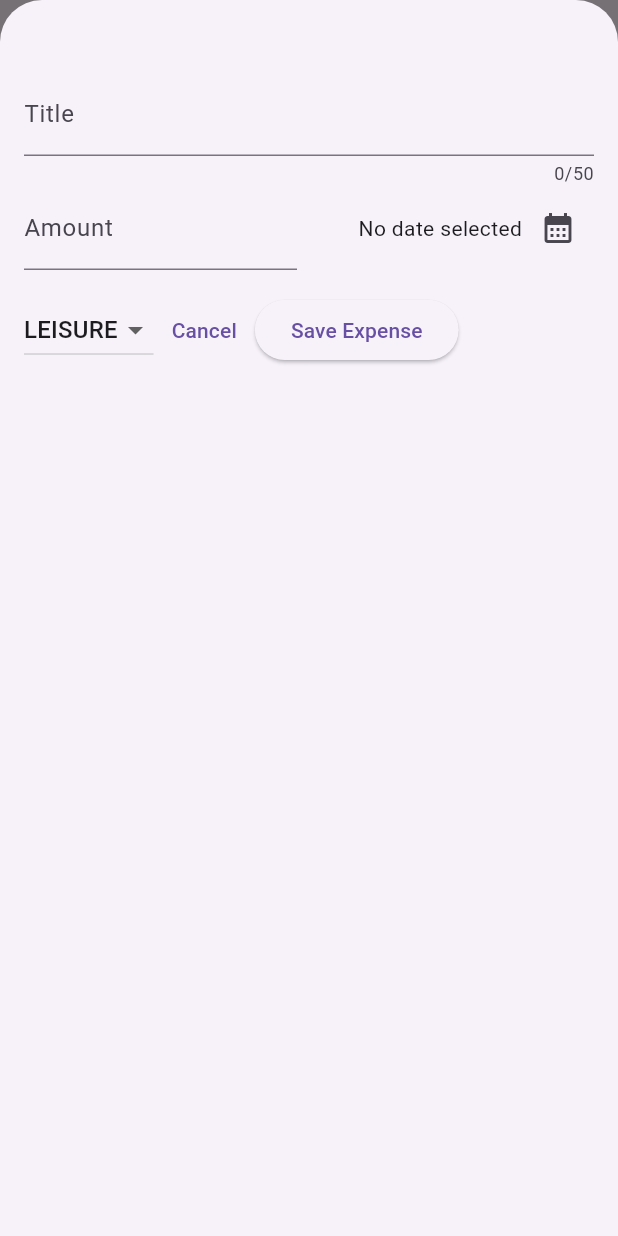
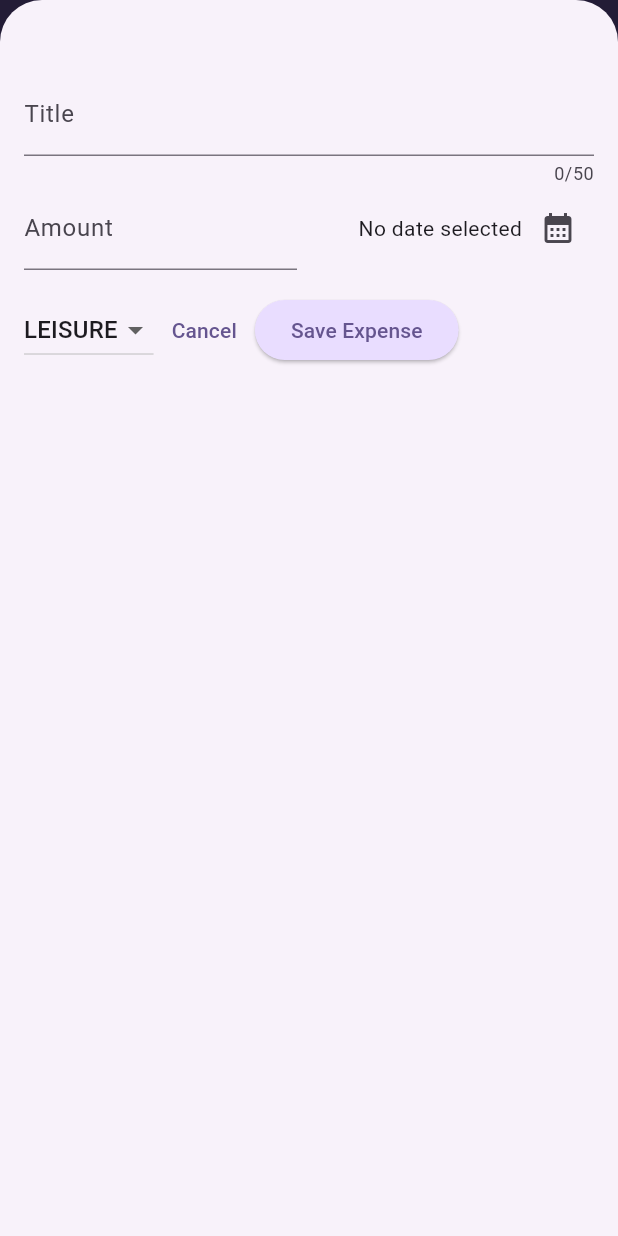
Before and after one commit to DiegoPatterson/flutter_project, a Flutter app: the screen it shows after launch, after a tap on the "add" icon, on a phone screen of 412 x 824 dp. Run offline on Flutter 3.47's test engine with Material 3 defaults, Android fonts, the phone set to English and light mode, and no system bars; our stand-ins replace google_fonts.

Commit message:
push to git Expenses dark mode

```diff
--- a/expenses_app/lib/main.dart
+++ b/expenses_app/lib/main.dart
@@ -1,10 +1,54 @@
 import 'package:expenses_app/widgets/expenses.dart';
 import 'package:flutter/material.dart';
+
+var kColorScheme = ColorScheme.fromSeed(
+  seedColor: const Color.fromARGB(255, 96, 59, 181),
+);
+
+var kDarkColorScheme = ColorScheme.fromSeed(
+  brightness: Brightness.dark,
+  seedColor: const Color.fromARGB(255, 5, 99, 125),
+);
 
 void main() {
   runApp(
     MaterialApp(
-      theme: ThemeData(useMaterial3: true),
+      darkTheme: ThemeData.dark().copyWith(
+        colorScheme: kDarkColorScheme,
+        cardTheme: const CardTheme().copyWith(
+          color: kDarkColorScheme.secondaryContainer,
+          margin: const EdgeInsets.symmetric(horizontal: 16, vertical: 8),
+        ),
+        elevatedButtonTheme: ElevatedButtonThemeData(
+          style: ElevatedButton.styleFrom(
+            backgroundColor: kDarkColorScheme.primaryContainer,
+            foregroundColor: kDarkColorScheme.onPrimaryContainer,
+          ),
+        ),
+      ),
+      theme: ThemeData().copyWith(
+        colorScheme: kColorScheme,
+        appBarTheme: const AppBarTheme().copyWith(
+          backgroundColor: kColorScheme.onPrimaryContainer,
+          foregroundColor: kColorScheme.primaryContainer,
+        ),
+        cardTheme: const CardTheme().copyWith(
+          color: kColorScheme.secondaryContainer,
+          margin: const EdgeInsets.symmetric(horizontal: 16, vertical: 8),
+        ),
+        elevatedButtonTheme: ElevatedButtonThemeData(
+          style: ElevatedButton.styleFrom(
+            backgroundColor: kColorScheme.primaryContainer,
+          ),
+        ),
+        textTheme: ThemeData().textTheme.copyWith(
+          titleLarge: TextStyle(
+            fontWeight: FontWeight.bold,
+            color: kColorScheme.onSecondaryContainer,
+            fontSize: 16),
+        ),
+      ),
+      themeMode: ThemeMode.system,
       home: const Expenses(),
     ),
   );
--- a/expenses_app/lib/widgets/expenses.dart
+++ b/expenses_app/lib/widgets/expenses.dart
@@ -33,7 +33,7 @@
     showModalBottomSheet(
       isScrollControlled: true,
       context: context,
-      builder: (ctx) => NewExpense(onAddExpense:  _addExpense),
+      builder: (ctx) => NewExpense(onAddExpense: _addExpense),
     );
   }
 
@@ -43,8 +43,38 @@
     });
   }
 
+  void _removeExpense(Expense expense) {
+    final expenseIndex = _registeredExpenses.indexOf(expense);
+    setState(() {
+      _registeredExpenses.remove(expense);
+    });
+    ScaffoldMessenger.of(context).clearSnackBars();
+    ScaffoldMessenger.of(context).showSnackBar(SnackBar(
+      duration: const Duration(seconds: 3),
+      content: const Text("Expense Deleted"),
+      action: SnackBarAction(
+        label: 'Undo',
+        onPressed: () {
+          setState(() {
+            _registeredExpenses.insert(expenseIndex, expense);
+          });
+        },
+      ),
+    ));
+  }
+
   @override
   Widget build(BuildContext context) {
+    Widget mainContent =
+        const Center(child: Text('No Expenses fount, start adding some!'));
+
+    if (_registeredExpenses.isNotEmpty) {
+      mainContent = ExpensesList(
+        expenses: _registeredExpenses,
+        onRemoveExpense: _removeExpense,
+      );
+    }
+
     return Scaffold(
       /*vvvvvvvvvvvvvvvvvvv*Important For Future apps*vvvvvvvvvvvvvvvvvvvvvvvv*/
       appBar: AppBar(
@@ -58,7 +88,9 @@
       body: Column(
         children: [
           const Text('The Chart'),
-          Expanded(child: ExpensesList(expenses: _registeredExpenses)),
+          Expanded(
+            child: mainContent,
+          ),
         ],
       ),
     );
--- a/expenses_app/lib/widgets/expenses_list/expense_item.dart
+++ b/expenses_app/lib/widgets/expenses_list/expense_item.dart
@@ -15,8 +15,9 @@
           vertical: 20,
         ),
         child: Column(
+          crossAxisAlignment: CrossAxisAlignment.start,
           children: [
-            Text(expense.title),
+            Text(expense.title, style: Theme.of(context).textTheme.titleLarge,),
             const SizedBox(height: 4),
             Row(
               children: [
--- a/expenses_app/lib/widgets/expenses_list/expenses_list.dart
+++ b/expenses_app/lib/widgets/expenses_list/expenses_list.dart
@@ -6,9 +6,11 @@
   const ExpensesList({
     super.key,
     required this.expenses,
+    required this.onRemoveExpense,
   });
 
   final List<Expense> expenses;
+  final void Function(Expense expense) onRemoveExpense;
 
   @override
   Widget build(BuildContext context) {
@@ -16,6 +18,15 @@
       itemCount: expenses.length,
       itemBuilder: (ctx, index) => Dismissible(
         key: ValueKey(expenses[index]),
+        background: Container(
+          color: Theme.of(context).colorScheme.error.withOpacity(0.75),
+          margin: EdgeInsets.symmetric(
+            horizontal: Theme.of(context).cardTheme.margin!.horizontal,
+          ),
+        ),
+        onDismissed: (direction) {
+          onRemoveExpense(expenses[index]);
+        },
         child: ExpenseItem(expenses[index]),
       )
     );
```
